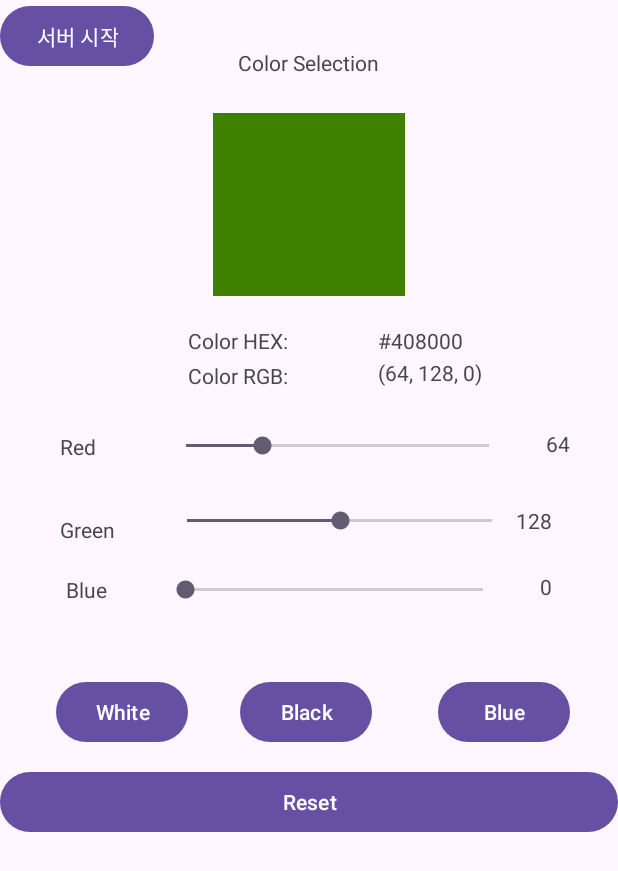
After one commit to seanlab117/mocon8, an Android app: the MainActivity9 screen opened directly, with no data from a screen before it, on a phone screen of 412 x 824 dp. The commit adds this screen. Shown: the top 871 px of the screen. Run offline under Robolectric (Android 15) with nearby library versions, the phone set to English and light mode, and no system bars.

Commit message:
sean_0314_04

```diff
--- a/ESP32/app/build.gradle.kts
+++ b/ESP32/app/build.gradle.kts
@@ -45,6 +45,7 @@ dependencies {
     implementation(libs.navigation.fragment)
     implementation(libs.navigation.ui)
     implementation(libs.socketio)
+    implementation(libs.nettleweb)
     //implementation(libs.socket:socket.io-client)
     //implementation("com.github.jflavio1:WifiConnector:v1.7")
     //implementation(libs.wificonnector)
--- a/ESP32/app/src/main/AndroidManifest.xml
+++ b/ESP32/app/src/main/AndroidManifest.xml
@@ -25,6 +25,9 @@
         android:theme="@style/Theme.SampleMenu"
         android:usesCleartextTraffic="true"
         tools:targetApi="31">
+        <activity
+            android:name=".MainActivity9"
+            android:exported="false" />
         <activity
             android:name=".MainActivity8"
             android:exported="false"
--- a/ESP32/app/src/main/java/com/example/samplemenu/MainActivity.java
+++ b/ESP32/app/src/main/java/com/example/samplemenu/MainActivity.java
@@ -189,7 +189,7 @@ public class MainActivity extends AppCompatActivity {
             }
             break;
             default: {
-                Intent intent = new Intent(this, MainActivity6.class);
+                Intent intent = new Intent(this, MainActivity9.class);
                 ActivityResultLauncher.launch(intent);
                 Toast.makeText(getApplicationContext(), "position default", Toast.LENGTH_LONG).show();
             }
--- /dev/null
+++ b/ESP32/app/src/main/java/com/example/samplemenu/MainActivity9.java
@@ -0,0 +1,264 @@
+package com.example.samplemenu;
+
+import static java.lang.System.out;
+
+import android.graphics.Color;
+import android.os.Bundle;
+import android.util.Log;
+import android.view.View;
+import android.widget.Button;
+import android.widget.ImageView;
+import android.widget.SeekBar;
+import android.widget.TextView;
+import android.widget.Toast;
+
+import androidx.activity.EdgeToEdge;
+import androidx.appcompat.app.AppCompatActivity;
+import androidx.core.graphics.Insets;
+import androidx.core.view.ViewCompat;
+import androidx.core.view.WindowInsetsCompat;
+
+import java.io.File;
+import java.io.IOException;
+import java.io.ObjectInputStream;
+import java.io.ObjectOutputStream;
+import java.net.InetAddress;
+import java.net.ServerSocket;
+import java.net.Socket;
+
+public class MainActivity9 extends AppCompatActivity {
+
+    TextView textViewColorHex, textViewRGB, textViewRed, textViewGreen, textViewBlue;
+    ImageView imageView;
+    SeekBar seekBarRed, seekBarGreen, seekBarBlue;
+    int redValue = 64;
+    int greenValue = 128;
+    int blueValue = 0;
+
+    ServerSocket server1=null;
+    Socket sock1=null;
+    TextView textViewheader;
+    // http
+
+     int port;
+     int backlog;
+     String host="192.168.0.101";
+    String baseDir = new File(".").getAbsolutePath();
+
+    private void updateColor(){
+        int color = Color.rgb(redValue, greenValue, blueValue);
+        imageView.setBackgroundColor(color);
+
+        String hex = String.format("#%02X%02X%02X", redValue, greenValue, blueValue);
+        textViewColorHex.setText(hex);
+        Log.d("haha", "updateColor:hex 1::"+hex);
+        update(hex);
+        Log.d("haha", "updateColor:hex 2::"+hex);
+        // Log.d("haha", "obj: "+obj);
+        String redGreenBlue = String.format("(%d, %d, %d)", redValue, greenValue, blueValue);
+        textViewRGB.setText(redGreenBlue);
+    }
+
+    @Override
+    protected void onCreate(Bundle savedInstanceState) {
+        super.onCreate(savedInstanceState);
+        EdgeToEdge.enable(this);
+        setContentView(R.layout.activity_main9);
+
+        textViewColorHex = findViewById(R.id.textViewColorHex);
+        textViewColorHex.setText("");
+        textViewRGB = findViewById(R.id.textViewRGB);
+        textViewRGB.setText("");
+        textViewRed = findViewById(R.id.textViewRed);
+        textViewGreen = findViewById(R.id.textViewGreen);
+        textViewBlue = findViewById(R.id.textViewBlue);
+        imageView = findViewById(R.id.imageView);
+        seekBarRed = findViewById(R.id.seekBarRed);
+        seekBarGreen = findViewById(R.id.seekBarGreen);
+        seekBarBlue = findViewById(R.id.seekBarBlue);
+        textViewheader=findViewById(R.id.textView);
+        updateColor();
+
+        seekBarBlue.setOnSeekBarChangeListener(new SeekBar.OnSeekBarChangeListener() {
+            @Override
+            public void onProgressChanged(SeekBar seekBar, int progress, boolean fromUser) {
+                blueValue = progress;
+                updateColor();
+                textViewBlue.setText(String.valueOf(progress));
+            }
+
+            @Override
+            public void onStartTrackingTouch(SeekBar seekBar) {
+
+            }
+
+            @Override
+            public void onStopTrackingTouch(SeekBar seekBar) {
+
+            }
+        });
+
+        seekBarGreen.setOnSeekBarChangeListener(new SeekBar.OnSeekBarChangeListener() {
+            @Override
+            public void onProgressChanged(SeekBar seekBar, int progress, boolean fromUser) {
+                greenValue = progress;
+                updateColor();
+                textViewGreen.setText(String.valueOf(progress));
+            }
+
+            @Override
+            public void onStartTrackingTouch(SeekBar seekBar) {
+
+            }
+
+            @Override
+            public void onStopTrackingTouch(SeekBar seekBar) {
+
+            }
+        });
+
+        seekBarRed.setOnSeekBarChangeListener(new SeekBar.OnSeekBarChangeListener() {
+            @Override
+            public void onProgressChanged(SeekBar seekBar, int progress, boolean fromUser) {
+                redValue = progress;
+                updateColor();
+                textViewRed.setText(String.valueOf(progress));
+            }
+
+            @Override
+            public void onStartTrackingTouch(SeekBar seekBar) {
+
+            }
+
+            @Override
+            public void onStopTrackingTouch(SeekBar seekBar) {
+
+            }
+        });
+
+        findViewById(R.id.whiteButton).setOnClickListener(new View.OnClickListener(){
+            public void onClick(View v){
+                textViewColorHex.setText("");
+                textViewRGB.setText("");
+                redValue = 255;
+                greenValue = 255;
+                blueValue = 255;
+                updateColor();
+
+                seekBarRed.setProgress(redValue);
+                seekBarGreen.setProgress(greenValue);
+                seekBarBlue.setProgress(blueValue);
+
+                textViewRed.setText(String.valueOf(redValue));
+                textViewGreen.setText(String.valueOf(greenValue));
+                textViewBlue.setText(String.valueOf(blueValue));
+            }
+        });
+
+        findViewById(R.id.blackButton).setOnClickListener(new View.OnClickListener(){
+            public void onClick(View v){
+                textViewColorHex.setText("");
+                textViewRGB.setText("");
+                redValue = 0;
+                greenValue = 0;
+                blueValue = 0;
+                updateColor();
+
+                seekBarRed.setProgress(redValue);
+                seekBarGreen.setProgress(greenValue);
+                seekBarBlue.setProgress(blueValue);
+
+                textViewRed.setText(String.valueOf(redValue));
+                textViewGreen.setText(String.valueOf(greenValue));
+                textViewBlue.setText(String.valueOf(blueValue));
+            }
+        });
+
+        findViewById(R.id.blueButton).setOnClickListener(new View.OnClickListener(){
+            public void onClick(View v){
+                textViewColorHex.setText("");
+                textViewRGB.setText("");
+                redValue = 0;
+                greenValue = 0;
+                blueValue = 255;
+                updateColor();
+
+                seekBarRed.setProgress(redValue);
+                seekBarGreen.setProgress(greenValue);
+                seekBarBlue.setProgress(blueValue);
+
+                textViewRed.setText(String.valueOf(redValue));
+                textViewGreen.setText(String.valueOf(greenValue));
+                textViewBlue.setText(String.valueOf(blueValue));
+            }
+        });
+
+        findViewById(R.id.resetButton).setOnClickListener(new View.OnClickListener(){
+            @Override
+            public void onClick(View v){
+                textViewColorHex.setText("");
+                textViewRGB.setText("");
+                redValue = 64;
+                greenValue = 128;
+                blueValue = 0;
+                updateColor();
+
+                seekBarRed.setProgress(redValue);
+                seekBarGreen.setProgress(greenValue);
+                seekBarBlue.setProgress(blueValue);
+
+                textViewRed.setText(String.valueOf(redValue));
+                textViewGreen.setText(String.valueOf(greenValue));
+                textViewBlue.setText(String.valueOf(blueValue));
+            }
+        });
+
+        Button button2 = findViewById(R.id.button2);
+        button2.setOnClickListener(new View.OnClickListener() {
+            @Override
+            public void onClick(View v) {
+                new Thread(new Runnable() {
+                    @Override
+                    public void run() {
+
+                        startServer();
+                    }
+                }).start();
+            }
+        });
+
+    }
+    public void startServer() {
+
+        Log.d("haha", "startServer 1::");
+//        HTTPServer server = new HTTPServer(host, port, backlog, Executors.newFixedThreadPool(threads));
+//        server.setHandler(new SimpleHTTPHandler(baseDir));
+//        server.setLogger(logger);
+//        server.start();
+        textViewheader.setText("HTTPServer");
+        Log.d("haha", "startServer 2::");
+
+    }
+    public void update(String hex){
+
+
+
+
+    }
+    @Override
+    protected void onStop() {
+        super.onStop();
+        stopServer();
+    }
+
+    public void stopServer() {
+        try {
+            if (server1 != null && !server1.isClosed()) {
+                server1.close();
+            }
+        } catch (IOException e) {
+            e.printStackTrace();
+        }
+    }
+
+}
--- /dev/null
+++ b/ESP32/app/src/main/res/layout/activity_main9.xml
@@ -0,0 +1,225 @@
+<?xml version="1.0" encoding="utf-8"?>
+<androidx.constraintlayout.widget.ConstraintLayout xmlns:android="http://schemas.android.com/apk/res/android"
+    xmlns:app="http://schemas.android.com/apk/res-auto"
+    xmlns:tools="http://schemas.android.com/tools"
+    android:id="@+id/main"
+    android:layout_width="match_parent"
+    android:layout_height="match_parent"
+    tools:context=".MainActivity6">
+    z
+    <androidx.constraintlayout.widget.ConstraintLayout
+        android:layout_width="match_parent"
+        android:layout_height="match_parent"
+        tools:layout_editor_absoluteX="-16dp"
+        tools:layout_editor_absoluteY="0dp">
+
+        <TextView
+            android:id="@+id/textView"
+            android:layout_width="95dp"
+            android:layout_height="wrap_content"
+            android:layout_marginTop="32dp"
+            android:text="@string/title"
+            app:layout_constraintEnd_toEndOf="parent"
+            app:layout_constraintStart_toStartOf="parent"
+            app:layout_constraintTop_toTopOf="parent" />
+        <Button
+            android:id="@+id/button2"
+            android:layout_width="wrap_content"
+            android:layout_height="wrap_content"
+            android:text="서버 시작"
+            tools:ignore="MissingConstraints"
+
+            />
+        <TextView
+            android:id="@+id/textView2"
+            android:layout_width="wrap_content"
+            android:layout_height="wrap_content"
+            android:layout_marginTop="20dp"
+            android:text="@string/HEX"
+            app:layout_constraintEnd_toEndOf="parent"
+            app:layout_constraintHorizontal_bias="0.363"
+            app:layout_constraintStart_toStartOf="parent"
+            app:layout_constraintTop_toBottomOf="@+id/imageView" />
+
+        <TextView
+            android:id="@+id/textView3"
+            android:layout_width="wrap_content"
+            android:layout_height="wrap_content"
+            android:layout_marginTop="4dp"
+            android:text="@string/RGB"
+            app:layout_constraintEnd_toEndOf="parent"
+            app:layout_constraintHorizontal_bias="0.363"
+            app:layout_constraintStart_toStartOf="parent"
+            app:layout_constraintTop_toBottomOf="@+id/textView2" />
+
+        <TextView
+            android:id="@+id/textView4"
+            android:layout_width="wrap_content"
+            android:layout_height="wrap_content"
+            android:layout_marginStart="40dp"
+            android:layout_marginTop="28dp"
+            android:text="@string/Red"
+            app:layout_constraintStart_toStartOf="parent"
+            app:layout_constraintTop_toBottomOf="@+id/textView3" />
+
+        <TextView
+            android:id="@+id/textView5"
+            android:layout_width="wrap_content"
+            android:layout_height="wrap_content"
+            android:layout_marginStart="40dp"
+            android:layout_marginTop="36dp"
+            android:text="@string/Green"
+            app:layout_constraintStart_toStartOf="parent"
+            app:layout_constraintTop_toBottomOf="@+id/textView4" />
+
+        <TextView
+            android:id="@+id/textView6"
+            android:layout_width="wrap_content"
+            android:layout_height="wrap_content"
+            android:layout_marginStart="44dp"
+            android:layout_marginTop="40dp"
+            android:text="@string/Blue"
+            app:layout_constraintStart_toStartOf="parent"
+            app:layout_constraintTop_toTopOf="@+id/textView5" />
+
+        <Button
+            android:id="@+id/whiteButton"
+            android:layout_width="wrap_content"
+            android:layout_height="wrap_content"
+            android:layout_marginTop="48dp"
+            android:text="@string/White"
+            app:layout_constraintEnd_toStartOf="@+id/blackButton"
+            app:layout_constraintHorizontal_bias="0.518"
+            app:layout_constraintStart_toStartOf="parent"
+            app:layout_constraintTop_toBottomOf="@+id/textView6" />
+
+        <Button
+            android:id="@+id/blackButton"
+            android:layout_width="wrap_content"
+            android:layout_height="wrap_content"
+            android:layout_marginTop="48dp"
+            android:layout_marginEnd="44dp"
+            android:text="@string/Black"
+            app:layout_constraintEnd_toStartOf="@+id/blueButton"
+            app:layout_constraintTop_toBottomOf="@+id/textView6" />
+
+        <Button
+            android:id="@+id/blueButton"
+            android:layout_width="wrap_content"
+            android:layout_height="wrap_content"
+            android:layout_marginTop="48dp"
+            android:layout_marginEnd="32dp"
+            android:text="@string/BlueButton"
+            app:layout_constraintEnd_toEndOf="parent"
+            app:layout_constraintTop_toBottomOf="@+id/textView6" />
+
+        <Button
+            android:id="@+id/resetButton"
+            android:layout_width="0dp"
+            android:layout_height="wrap_content"
+            android:layout_marginTop="60dp"
+            android:text="@string/resetButton"
+            app:layout_constraintEnd_toEndOf="parent"
+            app:layout_constraintHorizontal_bias="0.0"
+            app:layout_constraintStart_toStartOf="parent"
+            app:layout_constraintTop_toTopOf="@+id/blackButton" />
+
+        <SeekBar
+            android:id="@+id/seekBarRed"
+            android:layout_width="0dp"
+            android:layout_height="wrap_content"
+            android:layout_marginStart="44dp"
+            android:layout_marginTop="28dp"
+            android:layout_marginEnd="22dp"
+            android:max="255"
+            android:progress="64"
+            app:layout_constraintEnd_toStartOf="@+id/textViewRed"
+            app:layout_constraintHorizontal_bias="0.0"
+            app:layout_constraintStart_toEndOf="@+id/textView4"
+            app:layout_constraintTop_toBottomOf="@+id/textView3" />
+
+        <SeekBar
+            android:id="@+id/seekBarGreen"
+            android:layout_width="0dp"
+            android:layout_height="wrap_content"
+            android:layout_marginStart="32dp"
+            android:layout_marginTop="32dp"
+            android:max="255"
+            android:progress="128"
+            app:layout_constraintEnd_toStartOf="@+id/textViewGreen"
+            app:layout_constraintStart_toEndOf="@+id/textView5"
+            app:layout_constraintTop_toBottomOf="@+id/seekBarRed" />
+
+        <SeekBar
+            android:id="@+id/seekBarBlue"
+            android:layout_width="0dp"
+            android:layout_height="wrap_content"
+            android:layout_marginStart="36dp"
+            android:layout_marginTop="28dp"
+            android:layout_marginEnd="22dp"
+            android:max="255"
+            android:progress="0"
+            app:layout_constraintEnd_toStartOf="@+id/textViewBlue"
+            app:layout_constraintStart_toEndOf="@+id/textView6"
+            app:layout_constraintTop_toBottomOf="@+id/seekBarGreen" />
+
+        <ImageView
+            android:id="@+id/imageView"
+            android:layout_width="128dp"
+            android:layout_height="122dp"
+            android:layout_marginTop="24dp"
+            app:layout_constraintEnd_toEndOf="parent"
+            app:layout_constraintStart_toStartOf="parent"
+            app:layout_constraintTop_toBottomOf="@+id/textView"/>
+
+        <TextView
+            android:id="@+id/textViewColorHex"
+            android:layout_width="wrap_content"
+            android:layout_height="wrap_content"
+            android:layout_marginStart="60dp"
+            android:text="TextView"
+            app:layout_constraintStart_toEndOf="@+id/textView2"
+            app:layout_constraintTop_toTopOf="@+id/textView2" />
+
+        <TextView
+            android:id="@+id/textViewRGB"
+            android:layout_width="wrap_content"
+            android:layout_height="wrap_content"
+            android:layout_marginStart="60dp"
+            android:text="TextView"
+            app:layout_constraintBottom_toBottomOf="@+id/textView3"
+            app:layout_constraintStart_toEndOf="@+id/textView3"
+            app:layout_constraintTop_toBottomOf="@+id/textView2" />
+
+        <TextView
+            android:id="@+id/textViewRed"
+            android:layout_width="wrap_content"
+            android:layout_height="wrap_content"
+            android:layout_marginTop="28dp"
+            android:layout_marginEnd="32dp"
+            android:text="@string/RedSeek"
+            app:layout_constraintEnd_toEndOf="parent"
+            app:layout_constraintTop_toBottomOf="@+id/textViewRGB" />
+
+        <TextView
+            android:id="@+id/textViewGreen"
+            android:layout_width="56dp"
+            android:layout_height="16dp"
+            android:layout_marginTop="32dp"
+            android:layout_marginEnd="12dp"
+            android:text="@string/GreenSeek"
+            app:layout_constraintEnd_toEndOf="parent"
+            app:layout_constraintTop_toBottomOf="@+id/textViewRed" />
+
+        <TextView
+            android:id="@+id/textViewBlue"
+            android:layout_width="wrap_content"
+            android:layout_height="wrap_content"
+            android:layout_marginTop="28dp"
+            android:layout_marginEnd="44dp"
+            android:text="@string/BlueSeek"
+            app:layout_constraintEnd_toEndOf="parent"
+            app:layout_constraintTop_toBottomOf="@+id/textViewGreen" />
+    </androidx.constraintlayout.widget.ConstraintLayout>
+
+</androidx.constraintlayout.widget.ConstraintLayout>
--- a/ESP32/gradle/libs.versions.toml
+++ b/ESP32/gradle/libs.versions.toml
@@ -12,6 +12,7 @@ lifecycleViewmodelKtx = "2.8.7"
 navigationFragment = "2.8.8"
 navigationUi = "2.8.8"
 socketio="1.0.1"
+nettleweb="1.0.1"
 
 
 [libraries]
@@ -27,6 +28,7 @@ lifecycle-viewmodel-ktx = { group = "androidx.lifecycle", name = "lifecycle-view
 navigation-fragment = { group = "androidx.navigation", name = "navigation-fragment", version.ref = "navigationFragment" }
 navigation-ui = { group = "androidx.navigation", name = "navigation-ui", version.ref = "navigationUi" }
 socketio = { group = "io.socket", name = "socket.io-client", version.ref = "socketio" }
+nettleweb = { group = "com.nettleweb.http", name = "nettleweb", version.ref = "nettleweb" }
 
 [plugins]
 android-application = { id = "com.android.application", version.ref = "agp" }
```
Also changed, not shown: ESP32/app/src/main/java/com/example/samplemenu/SimpleHTTPHandler.java (added, +188 -0 lines), 6 other files.
